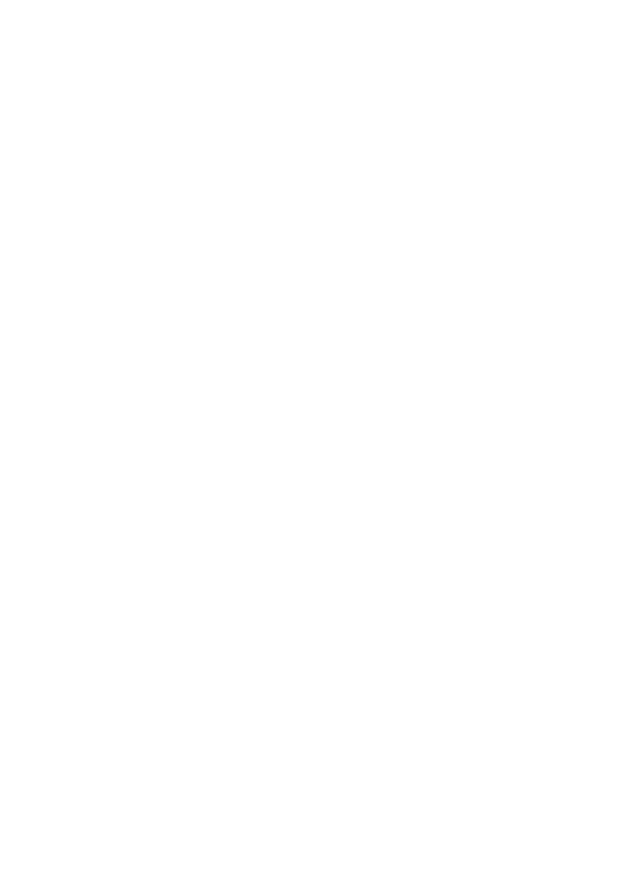
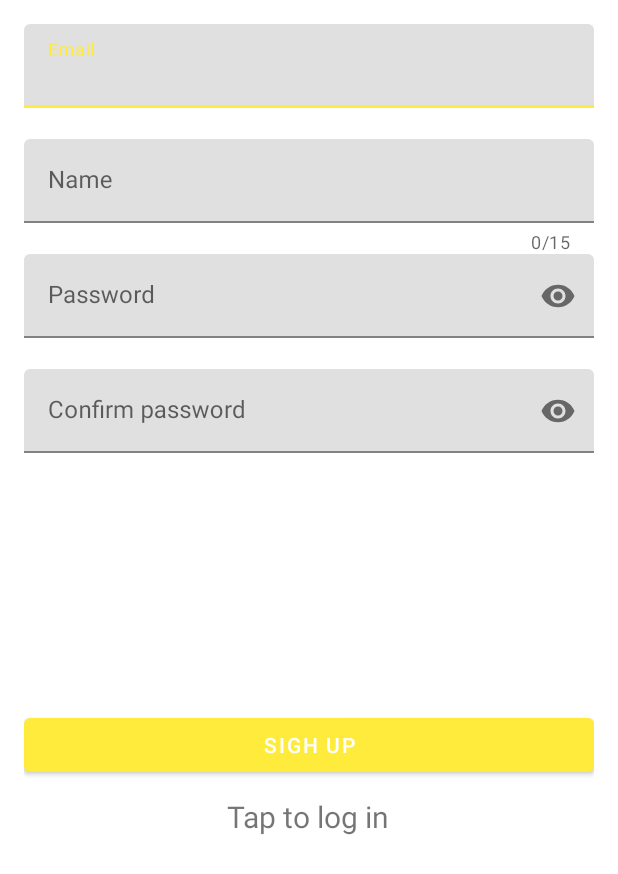
Before and after one commit to maxusan/TaxiFirebaseApp, an Android app: the DriverSignInActivity screen opened directly, with no data from a screen before it, on a phone screen of 412 x 824 dp. Before the commit the part shown is empty. Shown: the top 874 px of the screen. Run offline under Robolectric (Android 15) with nearby library versions, the phone set to English and light mode, and no system bars.

Commit message:
driver sign in layout

```diff
--- a/app/build.gradle
+++ b/app/build.gradle
@@ -34,6 +34,7 @@ android {
 dependencies {
 
     implementation 'androidx.appcompat:appcompat:1.2.0'
+    implementation 'com.android.support:design:28.0.0'
     implementation 'com.google.android.material:material:1.3.0'
     implementation 'androidx.constraintlayout:constraintlayout:2.0.4'
     testImplementation 'junit:junit:4.+'
--- a/app/src/main/res/layout/activity_driver_sign_in.xml
+++ b/app/src/main/res/layout/activity_driver_sign_in.xml
@@ -1,9 +1,89 @@
 <?xml version="1.0" encoding="utf-8"?>
-<androidx.constraintlayout.widget.ConstraintLayout xmlns:android="http://schemas.android.com/apk/res/android"
+<LinearLayout
+    xmlns:android="http://schemas.android.com/apk/res/android"
     xmlns:app="http://schemas.android.com/apk/res-auto"
     xmlns:tools="http://schemas.android.com/tools"
     android:layout_width="match_parent"
     android:layout_height="match_parent"
-    tools:context=".DriverSignInActivity">
+    tools:context=".DriverSignInActivity"
+    android:orientation="vertical"
+    android:padding="16dp">
 
-</androidx.constraintlayout.widget.ConstraintLayout>
+    <com.google.android.material.textfield.TextInputLayout
+        android:id="@+id/textInputEmail"
+        app:errorEnabled="true"
+        android:layout_width="match_parent"
+        android:layout_height="wrap_content">
+
+        <com.google.android.material.textfield.TextInputEditText
+            android:layout_width="match_parent"
+            android:layout_height="wrap_content"
+            android:hint="@string/email_hint"
+            android:inputType="textEmailAddress"/>
+
+    </com.google.android.material.textfield.TextInputLayout>
+
+    <com.google.android.material.textfield.TextInputLayout
+        android:id="@+id/textInputName"
+        app:errorEnabled="true"
+        app:counterEnabled="true"
+        app:counterMaxLength="15"
+        android:layout_width="match_parent"
+        android:layout_height="wrap_content">
+
+        <com.google.android.material.textfield.TextInputEditText
+            android:layout_width="match_parent"
+            android:layout_height="wrap_content"
+            android:hint="@string/name_hint"
+            android:inputType="textPersonName"/>
+
+    </com.google.android.material.textfield.TextInputLayout>
+
+    <com.google.android.material.textfield.TextInputLayout
+        android:id="@+id/textInputPassword"
+        app:errorEnabled="true"
+        app:passwordToggleEnabled="true"
+        android:layout_width="match_parent"
+        android:layout_height="wrap_content">
+
+        <com.google.android.material.textfield.TextInputEditText
+            android:layout_width="match_parent"
+            android:layout_height="wrap_content"
+            android:hint="@string/password_hint"
+            android:inputType="textPassword"/>
+
+    </com.google.android.material.textfield.TextInputLayout>
+
+    <com.google.android.material.textfield.TextInputLayout
+        android:id="@+id/textInputConfirmPassword"
+        app:errorEnabled="true"
+        app:passwordToggleEnabled="true"
+        android:layout_width="match_parent"
+        android:layout_height="wrap_content">
+
+        <com.google.android.material.textfield.TextInputEditText
+            android:layout_width="match_parent"
+            android:layout_height="wrap_content"
+            android:hint="@string/confirm_password_hint"
+            android:inputType="textPassword"/>
+
+    </com.google.android.material.textfield.TextInputLayout>
+
+    <Button
+        android:id="@+id/loginSighUpButton"
+        android:layout_width="match_parent"
+        android:layout_height="wrap_content"
+        android:text="@string/sigh_up_button_text"
+        android:layout_marginTop="150dp"/>
+
+    <TextView
+        android:id="@+id/toggleLoginSighupTextView"
+        android:layout_width="wrap_content"
+        android:layout_height="wrap_content"
+        android:text="@string/tap_to_log_in_textview"
+        android:layout_gravity="center_horizontal"
+        android:textSize="20sp"
+        android:layout_marginTop="10dp" />
+
+
+</LinearLayout>
--- a/app/src/main/res/values/colors.xml
+++ b/app/src/main/res/values/colors.xml
@@ -7,4 +7,6 @@
     <color name="teal_700">#FF018786</color>
     <color name="black">#FF000000</color>
     <color name="white">#FFFFFFFF</color>
+    <color name="yellow">#FFEB3B</color>
+    <color name="orange_yellow">#FFC107</color>
 </resources>
--- a/app/src/main/res/values/strings.xml
+++ b/app/src/main/res/values/strings.xml
@@ -2,4 +2,10 @@
     <string name="app_name">TaxiFirebaseApp</string>
     <string name="im_a_passenger_button">Im a passenger</string>
     <string name="im_a_driver_button">Im a driver</string>
+    <string name="confirm_password_hint">Confirm password</string>
+    <string name="sigh_up_button_text">Sigh up</string>
+    <string name="password_hint">Password</string>
+    <string name="name_hint">Name</string>
+    <string name="email_hint">Email</string>
+    <string name="tap_to_log_in_textview">Tap to log in</string>
 </resources>
--- a/app/src/main/res/values/themes.xml
+++ b/app/src/main/res/values/themes.xml
@@ -2,8 +2,8 @@
     <!-- Base application theme. -->
     <style name="Theme.TaxiFirebaseApp" parent="Theme.MaterialComponents.DayNight.NoActionBar">
         <!-- Primary brand color. -->
-        <item name="colorPrimary">@color/purple_500</item>
-        <item name="colorPrimaryVariant">@color/purple_700</item>
+        <item name="colorPrimary">@color/yellow</item>
+        <item name="colorPrimaryVariant">@color/orange_yellow</item>
         <item name="colorOnPrimary">@color/white</item>
         <!-- Secondary brand color. -->
         <item name="colorSecondary">@color/teal_200</item>
```
